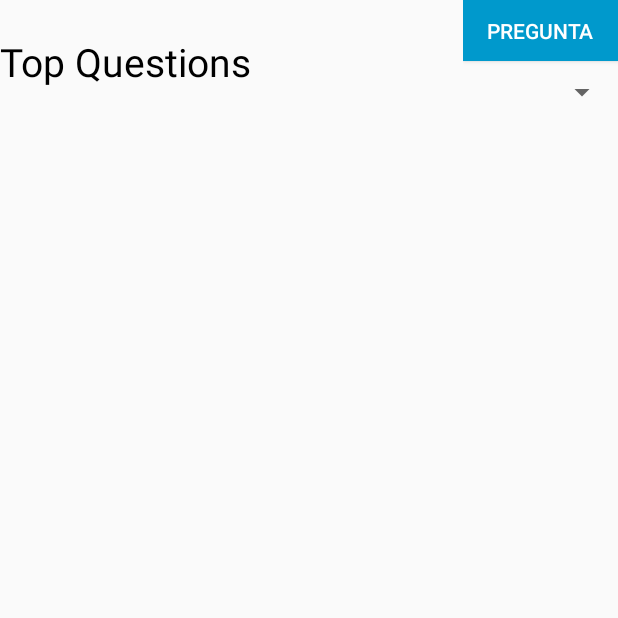
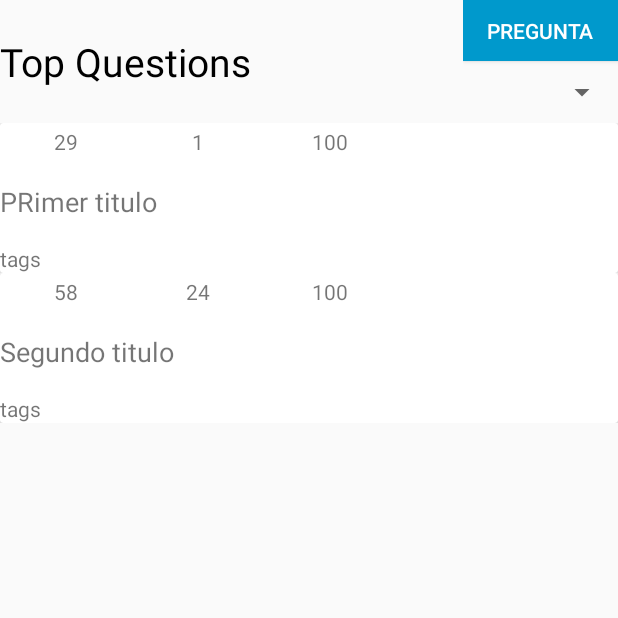
Before and after one commit to qwerty12qwe/AndroidProjects, an Android app: the MainActivity screen opened directly, with no data from a screen before it, on a phone screen of 412 x 824 dp, the top half of it. Run offline under Robolectric (Android 15) with nearby library versions, the phone set to English and light mode, and no system bars.

Commit message:
Diseño 3

```diff
--- a/app/src/main/java/com/example/proyectoandroid/MainActivity.java
+++ b/app/src/main/java/com/example/proyectoandroid/MainActivity.java
@@ -1,14 +1,47 @@
 package com.example.proyectoandroid;
 
 import androidx.appcompat.app.AppCompatActivity;
+import androidx.recyclerview.widget.LinearLayoutManager;
+import androidx.recyclerview.widget.RecyclerView;
 
 import android.os.Bundle;
 
+import com.example.proyectoandroid.models.Question;
+
+import java.util.ArrayList;
+import java.util.List;
+
 public class MainActivity extends AppCompatActivity {
 
+
+    private RecyclerView recicler;
+    private ReciclerViewAdapter adapter;
+
     @Override
-    protected void onCreate(Bundle savedInstanceState) {
+    protected  void onCreate(Bundle savedInstanceState) {
         super.onCreate(savedInstanceState);
         setContentView(R.layout.activity_main);
+
+        recicler = findViewById(R.id.preguntas);
+        recicler.setLayoutManager(new LinearLayoutManager(this));
+
+        List<Question> preguntas = new ArrayList<>();
+        Question q = new Question();
+        q.setTitulo("PRimer titulo");
+        q.setVisitas(100);
+        q.setRespuestas(1);
+        q.setVotos(29);
+        preguntas.add(q);
+
+        q = new Question();
+        q.setTitulo("Segundo titulo");
+        q.setVisitas(100);
+        q.setRespuestas(24);
+        q.setVotos(58);
+        preguntas.add(q);
+
+        adapter = new ReciclerViewAdapter(preguntas);
+        recicler.setAdapter(adapter);
     }
+
 }
--- /dev/null
+++ b/app/src/main/java/com/example/proyectoandroid/ReciclerViewAdapter.java
@@ -0,0 +1,55 @@
+package com.example.proyectoandroid;
+
+import android.view.LayoutInflater;
+import android.view.View;
+import android.view.ViewGroup;
+import android.widget.TextView;
+
+import androidx.annotation.NonNull;
+import androidx.recyclerview.widget.RecyclerView;
+
+import com.example.proyectoandroid.models.Question;
+
+import java.util.List;
+
+public class ReciclerViewAdapter extends RecyclerView.Adapter<ReciclerViewAdapter.ViewHolder> {
+
+    public static class ViewHolder extends RecyclerView.ViewHolder{
+        private TextView titulo,descripcion,usuario,visitas,votos,respuestas;
+
+        public ViewHolder(View itemView){
+            super(itemView);
+            titulo = itemView.findViewById(R.id.titulo);
+            visitas = itemView.findViewById(R.id.visitas);
+            votos = itemView.findViewById(R.id.votos);
+            respuestas = itemView.findViewById(R.id.respuestas);
+        }
+    }
+
+    public List<Question> preguntas;
+
+    public ReciclerViewAdapter(List<Question> preguntas){
+        this.preguntas = preguntas;
+    }
+
+    @NonNull
+    @Override
+    public ViewHolder onCreateViewHolder(@NonNull ViewGroup parent, int viewType) {
+        View view = LayoutInflater.from(parent.getContext()).inflate(R.layout.item_quest,parent,false);
+        ViewHolder holder  = new ViewHolder(view);
+        return holder;
+    }
+    @Override
+    public void onBindViewHolder(ViewHolder holder,int position){
+        holder.titulo.setText(preguntas.get(position).getTitulo());
+        holder.votos.setText(""+preguntas.get(position).getVotos());
+        holder.respuestas.setText(""+preguntas.get(position).getRespuestas());
+        holder.visitas.setText(""+preguntas.get(position).getVisitas());
+
+    }
+
+    @Override
+    public int getItemCount(){
+        return preguntas.size();
+    }
+}
--- a/app/src/main/java/com/example/proyectoandroid/models/Question.java
+++ b/app/src/main/java/com/example/proyectoandroid/models/Question.java
@@ -2,6 +2,68 @@ package com.example.proyectoandroid.models;
 
 public class Question {
 
+    private int id;
+    private int visitas;
+    private int votos;
+    private int respuestas;
+    private String titulo;
+    private String descripcion;
+    private String usuario;
 
 
+    public int getId() {
+        return id;
+    }
+
+    public void setId(int id) {
+        this.id = id;
+    }
+
+    public int getVisitas() {
+        return visitas;
+    }
+
+    public void setVisitas(int visitas) {
+        this.visitas = visitas;
+    }
+
+    public int getVotos() {
+        return votos;
+    }
+
+    public void setVotos(int votos) {
+        this.votos = votos;
+    }
+
+    public int getRespuestas() {
+        return respuestas;
+    }
+
+    public void setRespuestas(int respuestas) {
+        this.respuestas = respuestas;
+    }
+
+    public String getTitulo() {
+        return titulo;
+    }
+
+    public void setTitulo(String titulo) {
+        this.titulo = titulo;
+    }
+
+    public String getDescripcion() {
+        return descripcion;
+    }
+
+    public void setDescripcion(String descripcion) {
+        this.descripcion = descripcion;
+    }
+
+    public String getUsuario() {
+        return usuario;
+    }
+
+    public void setUsuario(String usuario) {
+        this.usuario = usuario;
+    }
 }
--- a/app/src/main/res/layout/activity_login.xml
+++ b/app/src/main/res/layout/activity_login.xml
@@ -172,12 +172,12 @@
         >
 
         <Button
+            android:id="@+id/iniciarsesion"
             android:layout_width="match_parent"
             android:layout_height="match_parent"
             android:fontFamily="Arial"
-            android:textSize="20dp"
             android:text="Iniciar sesion"
-            ></Button>
+            android:textSize="20dp"></Button>
 
     </LinearLayout>
     <LinearLayout
--- a/app/src/main/res/layout/activity_main.xml
+++ b/app/src/main/res/layout/activity_main.xml
@@ -55,10 +55,10 @@
     </LinearLayout>
 
     <androidx.recyclerview.widget.RecyclerView
+        android:id="@+id/preguntas"
         android:layout_width="match_parent"
         android:layout_height="0dp"
-        android:layout_weight="9"
-        />
+        android:layout_weight="9" />
 
 
 </LinearLayout>
--- a/app/src/main/res/layout/item_quest.xml
+++ b/app/src/main/res/layout/item_quest.xml
@@ -1,109 +1,87 @@
 <?xml version="1.0" encoding="utf-8"?>
 <LinearLayout xmlns:android="http://schemas.android.com/apk/res/android"
     xmlns:app="http://schemas.android.com/apk/res-auto"
-    android:orientation="vertical" android:layout_width="match_parent"
-    android:layout_height="match_parent">
+    android:layout_width="match_parent"
+    android:layout_height="wrap_content"
+    android:orientation="vertical">
 
     <androidx.cardview.widget.CardView
         android:layout_width="match_parent"
-        android:layout_height="match_parent" >
+        android:layout_height="wrap_content">
 
         <LinearLayout
             android:layout_width="match_parent"
-            android:layout_height="match_parent"
-            android:orientation="horizontal"
-            android:weightSum="12"
-            >
+            android:layout_height="100dp"
+            android:orientation="vertical"
+            android:weightSum="2">
 
             <LinearLayout
-                android:layout_width="0dp"
-                android:layout_height="wrap_content"
-                android:layout_weight="2"
-                android:orientation="vertical">
+                android:layout_width="match_parent"
+                android:layout_height="0dp"
+                android:layout_weight="0.5"
+                android:orientation="horizontal"
+                android:weightSum="14">
 
                 <TextView
-                    android:id="@+id/textView7"
-                    android:layout_width="match_parent"
-                    android:layout_height="wrap_content"
+                    android:id="@+id/votos"
+                    android:layout_width="0dp"
+                    android:layout_height="match_parent"
+                    android:layout_weight="3"
                     android:gravity="center"
-                    android:text="N" />
+                    android:text="votos" />
 
                 <TextView
-                    android:id="@+id/textView6"
-                    android:layout_width="match_parent"
-                    android:layout_height="wrap_content"
+                    android:id="@+id/respuestas"
+                    android:layout_width="0dp"
+                    android:layout_height="match_parent"
+                    android:layout_weight="3"
                     android:gravity="center"
-                    android:text="Votes" />
+                    android:text="respuestas" />
+
+                <TextView
+                    android:id="@+id/visitas"
+                    android:layout_width="0dp"
+                    android:layout_height="match_parent"
+                    android:layout_weight="3"
+                    android:gravity="center"
+                    android:text="visitas" />
             </LinearLayout>
 
             <LinearLayout
-                android:layout_width="0dp"
-                android:layout_height="wrap_content"
-                android:layout_weight="2"
-                android:orientation="vertical">
+                android:layout_width="match_parent"
+                android:layout_height="0dp"
+                android:layout_weight="1.5"
+                android:orientation="vertical"
+                android:weightSum="4">
 
                 <TextView
-                    android:id="@+id/textView5"
+                    android:id="@+id/titulo"
                     android:layout_width="match_parent"
-                    android:layout_height="wrap_content"
-                    android:gravity="center"
-                    android:text="N" />
+                    android:layout_height="0dp"
+                    android:layout_weight="3"
+                    android:gravity="center_vertical"
 
-                <TextView
-                    android:id="@+id/textView4"
-                    android:layout_width="match_parent"
-                    android:layout_height="wrap_content"
-                    android:gravity="center"
-                    android:text="Answers" />
-            </LinearLayout>
-
-            <LinearLayout
-                android:layout_width="0dp"
-                android:layout_height="wrap_content"
-                android:layout_weight="2"
-                android:orientation="vertical">
-
-                <TextView
-                    android:id="@+id/textView2"
-                    android:layout_width="match_parent"
-                    android:layout_height="wrap_content"
-                    android:gravity="center"
-                    android:text="N" />
-
-                <TextView
-                    android:id="@+id/textView3"
-                    android:layout_width="match_parent"
-                    android:layout_height="wrap_content"
-                    android:gravity="center"
-                    android:text="Views" />
-            </LinearLayout>
-
-            <LinearLayout
-                android:layout_width="0dp"
-                android:layout_height="wrap_content"
-                android:layout_weight="6"
-                android:orientation="vertical">
-
-                <TextView
-                    android:id="@+id/textView8"
-                    android:layout_width="match_parent"
-                    android:layout_height="wrap_content"
-                    android:text="title"
+                    android:text="Titulo"
                     android:textSize="18dp" />
 
                 <LinearLayout
                     android:layout_width="match_parent"
-                    android:layout_height="match_parent"
+                    android:layout_height="0dp"
+                    android:layout_weight="1"
                     android:orientation="horizontal">
 
                     <TextView
-                        android:id="@+id/textView9"
+                        android:id="@+id/textView5"
                         android:layout_width="wrap_content"
                         android:layout_height="wrap_content"
                         android:layout_weight="1"
                         android:text="tags" />
                 </LinearLayout>
+
             </LinearLayout>
+
+
         </LinearLayout>
+
     </androidx.cardview.widget.CardView>
 </LinearLayout>
```
Also changed, not shown: app/src/main/java/com/example/proyectoandroid/Login.java (+16 -1 lines).
